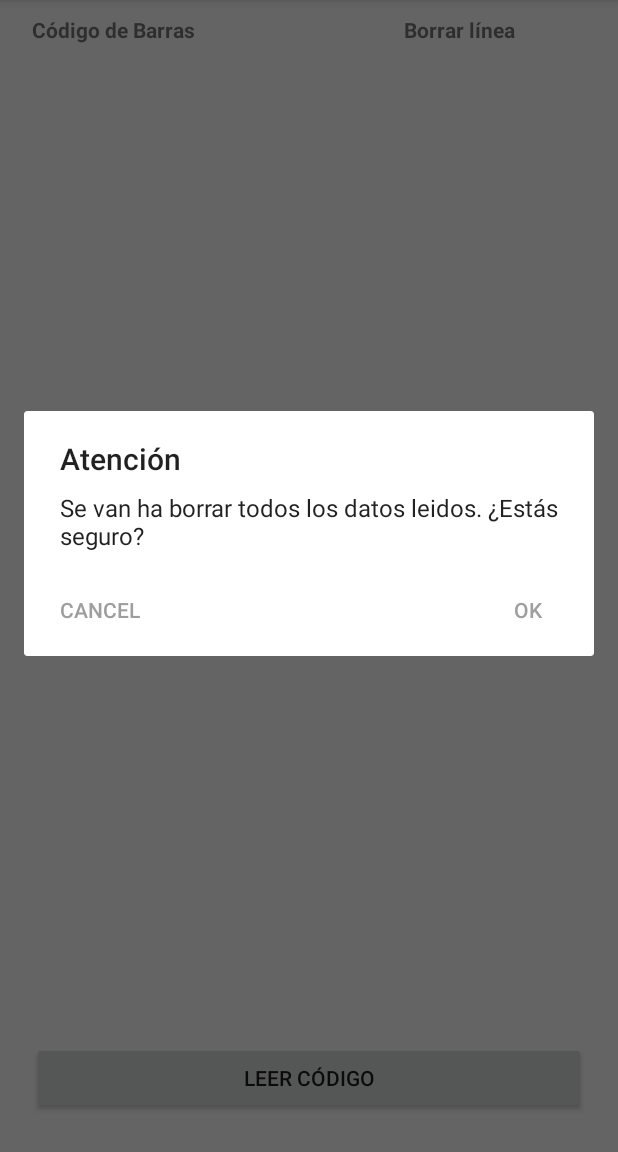
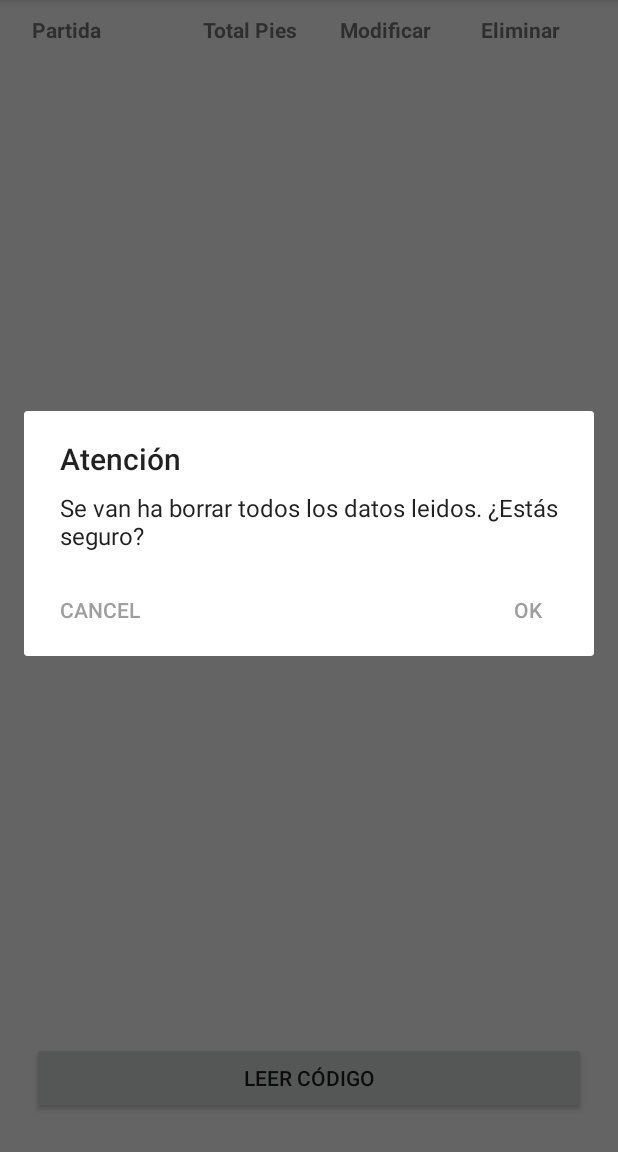
Before and after one commit to redran/Lector_CodBar, an Android app: the screen it shows after launch (Lector), in the options menu, after a tap on "Limpiar", on a phone screen of 412 x 824 dp, the part 84-1236 px from its top. Run offline under Robolectric (Android 15) with nearby library versions, the light colour scheme and no system bars.

Commit message:
Contador de Pies para etiquetas viejas mediante modal. Actualizado modelo. Muestra Partida y Total Pies Falta crear activity Detalle, modificar y eliminar

```diff
--- a/app/src/main/java/es/leocaudete/lectorcodbar/adapters/RecyclerAdapter.kt
+++ b/app/src/main/java/es/leocaudete/lectorcodbar/adapters/RecyclerAdapter.kt
@@ -30,9 +30,10 @@ class RecyclerAdapter : RecyclerView.Adapter<RecyclerAdapter.ViewHolder>() {
     override fun onBindViewHolder(holder: ViewHolder, position: Int) {
         val item = lineas.get(position)
         holder.btEliminar.setOnClickListener {
-
+            // eliminara todos los que tengan la misma partida
             eliminaRegistro(position)
         }
+        holder.lineas=lineas
         holder.bind(item, context, position)
     }
 
@@ -68,31 +69,21 @@ class RecyclerAdapter : RecyclerView.Adapter<RecyclerAdapter.ViewHolder>() {
 
 
         val codigo = view.findViewById(R.id.tv_codigo) as TextView
-       // val cantidad = view.findViewById(R.id.tv_cantidad) as TextView
-        //val btRestar = view.findViewById(R.id.btRestar) as ImageButton
+        val cantidad = view.findViewById(R.id.tv_cantidad) as TextView
+        val btRestar = view.findViewById(R.id.btModicarLinea) as ImageButton
         val btEliminar = view.findViewById(R.id.btEliminar) as ImageButton
+        var lineas:MutableList<Linea> = mutableListOf()
+
 
 
         fun bind(linea: Linea, context: Context, position:Int) {
 
-            codigo.text = linea.codigo
-           // cantidad.text = linea.cantidad.toString()
-
-           /* btRestar.setOnClickListener {
-                if (linea.cantidad > 1) {
-                    linea.cantidad -= 1
-                    cantidad.text = linea.cantidad.toString()
-
-                } else {
-                    Toast.makeText(
-                        context,
-                        "Cantidad no puede ser menor que 1. Elimina la línea entera con el icono de la papelera",
-                        Toast.LENGTH_LONG
-                    ).show()
-
-                }
-            }*/
-
+            codigo.text = linea.partida
+            var totalPies=0f
+            for(sublinea in linea.desglose){
+                totalPies+=sublinea.pies
+            }
+            cantidad.text = totalPies.toString()
 
         }
 
--- a/app/src/main/res/layout/activity_lector.xml
+++ b/app/src/main/res/layout/activity_lector.xml
@@ -11,7 +11,7 @@
         android:layout_width="fill_parent"
         android:layout_height="wrap_content"
         android:layout_marginStart="21dp"
-        android:layout_marginEnd="21dp"
+        android:layout_marginEnd="5dp"
         android:orientation="horizontal"
         app:layout_constraintEnd_toEndOf="parent"
         app:layout_constraintStart_toStartOf="parent"
@@ -19,47 +19,47 @@
 
         <TextView
             android:id="@+id/textView"
-            android:layout_width="200dp"
+            android:layout_width="90dp"
             android:layout_height="wrap_content"
             android:layout_marginTop="10dp"
             android:layout_marginRight="10dp"
             android:layout_marginBottom="10dp"
-            android:text="Código de Barras"
+            android:text="@string/partida"
             android:textStyle="bold" />
 
-        <!--<TextView
+        <TextView
             android:id="@+id/textView2"
-            android:layout_width="60dp"
+            android:layout_width="90dp"
             android:layout_height="wrap_content"
             android:layout_marginTop="10dp"
             android:layout_marginBottom="10dp"
-            android:text="Cantidad"
+            android:text="@string/total_pies"
             android:textAlignment="center"
             android:textStyle="bold" />
 
         <TextView
             android:id="@+id/textView3"
-            android:layout_width="60dp"
+            android:layout_width="40dp"
             android:layout_height="21dp"
-            android:layout_marginLeft="10dp"
+            android:layout_marginLeft="5dp"
             android:layout_marginTop="10dp"
             android:layout_marginRight="0dp"
             android:layout_marginBottom="10dp"
             android:layout_weight="1"
-            android:text="Restar"
+            android:text="@string/modifica_pies"
             android:textAlignment="center"
-            android:textStyle="bold" />-->
+            android:textStyle="bold" />
 
         <TextView
             android:id="@+id/textView4"
-            android:layout_width="wrap_content"
+            android:layout_width="40dp"
             android:layout_height="22dp"
             android:layout_marginLeft="10dp"
             android:layout_marginTop="10dp"
             android:layout_marginRight="20dp"
             android:layout_marginBottom="10dp"
             android:layout_weight="1"
-            android:text="Borrar línea"
+            android:text="@string/elimina_partida"
             android:textAlignment="center"
             android:textStyle="bold" />
 
@@ -79,16 +79,17 @@
     </androidx.recyclerview.widget.RecyclerView>
 
     <Button
-        android:onClick="escanea"
         android:id="@+id/btEscanear"
         android:layout_width="match_parent"
         android:layout_height="wrap_content"
         android:layout_marginStart="21dp"
         android:layout_marginEnd="21dp"
         android:layout_marginBottom="25dp"
+        android:onClick="escanea"
         android:text="@string/escaner"
         app:layout_constraintBottom_toBottomOf="parent"
         app:layout_constraintEnd_toEndOf="parent"
-        app:layout_constraintStart_toStartOf="parent" />
+        app:layout_constraintStart_toStartOf="parent"
+        tools:visibility="gone" />
 
 </androidx.constraintlayout.widget.ConstraintLayout>
--- a/app/src/main/res/values/strings.xml
+++ b/app/src/main/res/values/strings.xml
@@ -30,5 +30,14 @@
     <!-- Firma -->
     <string name="firma">Lector personalizado para Curtidos Lajara</string>
 
+    <!-- Modal Pies -->
+    <string name="texto_pies">Introduce la cantidad de pies</string>
+
+    <!-- Recycled Lector -->
+    <string name="partida">Partida</string>
+    <string name="total_pies">Total Pies</string>
+    <string name="modifica_pies">Modificar</string>
+    <string name="elimina_partida">Eliminar</string>
+
 
 </resources>
```
Also changed, not shown: app/src/main/java/es/leocaudete/lectorcodbar/Lector.kt (+116 -47 lines), app/src/main/java/es/leocaudete/lectorcodbar/modelo/Linea.kt (+4 -4 lines), app/src/main/java/es/leocaudete/lectorcodbar/modelo/LineaSimple.kt (added, +9 -0 lines), app/src/main/java/es/leocaudete/lectorcodbar/utils/ShowMessages.kt (+8 -0 lines), app/src/main/res/layout/alert_dialog_with_eddittext.xml (added, +14 -0 lines), app/src/main/res/layout/lista_recycled_view.xml (+20 -13 lines).
